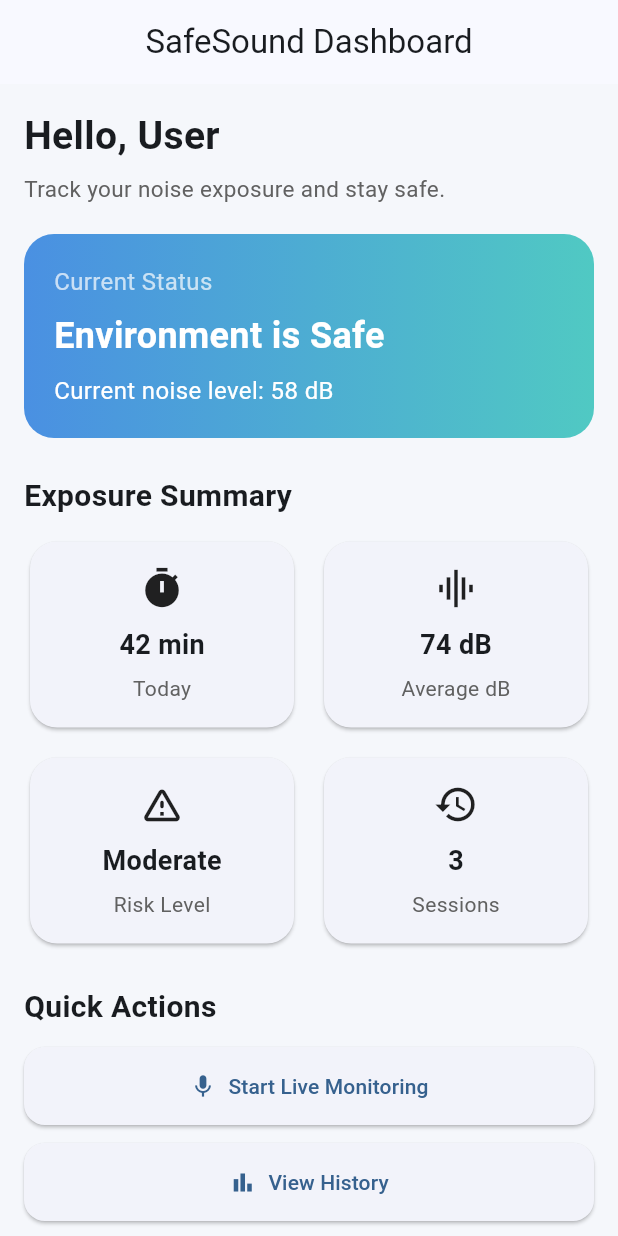
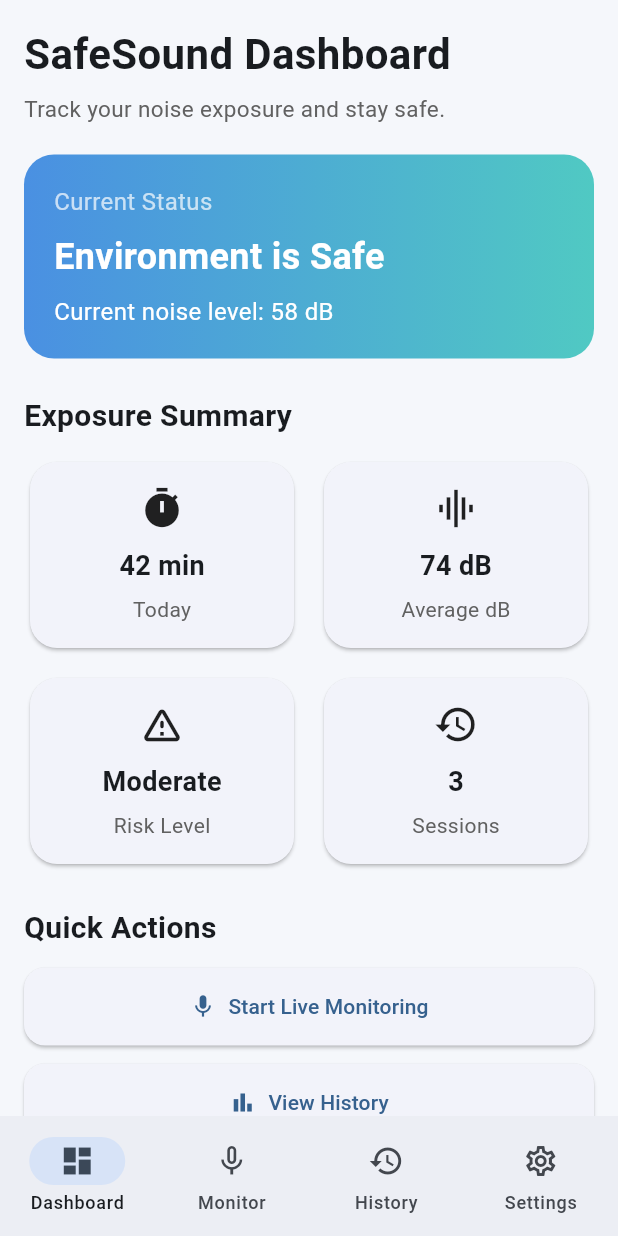
Before and after one commit to vnjayasingha2004/safesound-app, a Flutter app: the screen it shows after launch, on a phone screen of 412 x 824 dp. Run offline on Flutter 3.47's test engine with Material 3 defaults, Android fonts, the phone set to English and light mode, and no system bars.

Commit message:
Add bottom navigation and main app pages

```diff
--- a/lib/main.dart
+++ b/lib/main.dart
@@ -1,5 +1,5 @@
 import 'package:flutter/material.dart';
-import 'screens/dashboard_screen.dart';
+import 'screens/main_navigation.dart';
 
 void main() {
   runApp(const SafeSoundApp());
@@ -18,7 +18,7 @@ class SafeSoundApp extends StatelessWidget {
         colorScheme: ColorScheme.fromSeed(seedColor: Colors.blue),
         scaffoldBackgroundColor: const Color(0xFFF5F7FB),
       ),
-      home: const DashboardScreen(),
+      home: const MainNavigation(),
     );
   }
 }
--- a/lib/screens/dashboard_screen.dart
+++ b/lib/screens/dashboard_screen.dart
@@ -1,23 +1,21 @@
 import 'package:flutter/material.dart';
 
 class DashboardScreen extends StatelessWidget {
-  const DashboardScreen({super.key});
+  final ValueChanged<int> onTabSelected;
+
+  const DashboardScreen({super.key, required this.onTabSelected});
 
   @override
   Widget build(BuildContext context) {
-    return Scaffold(
-      appBar: AppBar(
-        title: const Text('SafeSound Dashboard'),
-        centerTitle: true,
-      ),
-      body: SingleChildScrollView(
+    return SafeArea(
+      child: SingleChildScrollView(
         padding: const EdgeInsets.all(16),
         child: Column(
           crossAxisAlignment: CrossAxisAlignment.start,
           children: [
             const Text(
-              'Hello, User',
-              style: TextStyle(fontSize: 26, fontWeight: FontWeight.bold),
+              'SafeSound Dashboard',
+              style: TextStyle(fontSize: 28, fontWeight: FontWeight.bold),
             ),
             const SizedBox(height: 6),
             Text(
@@ -116,21 +114,21 @@ class DashboardScreen extends StatelessWidget {
             const SizedBox(height: 12),
 
             _buildActionButton(
-              context,
               label: 'Start Live Monitoring',
               icon: Icons.mic,
+              onPressed: () => onTabSelected(1),
             ),
             const SizedBox(height: 12),
             _buildActionButton(
-              context,
               label: 'View History',
               icon: Icons.bar_chart,
+              onPressed: () => onTabSelected(2),
             ),
             const SizedBox(height: 12),
             _buildActionButton(
-              context,
               label: 'Open Settings',
               icon: Icons.settings,
+              onPressed: () => onTabSelected(3),
             ),
 
             const SizedBox(height: 24),
@@ -186,19 +184,15 @@ class DashboardScreen extends StatelessWidget {
     );
   }
 
-  Widget _buildActionButton(
-    BuildContext context, {
+  Widget _buildActionButton({
     required String label,
     required IconData icon,
+    required VoidCallback onPressed,
   }) {
     return SizedBox(
       width: double.infinity,
       child: ElevatedButton.icon(
-        onPressed: () {
-          ScaffoldMessenger.of(
-            context,
-          ).showSnackBar(SnackBar(content: Text('$label tapped')));
-        },
+        onPressed: onPressed,
         icon: Icon(icon),
         label: Text(label),
         style: ElevatedButton.styleFrom(
--- /dev/null
+++ b/lib/screens/main_navigation.dart
@@ -0,0 +1,68 @@
+import 'package:flutter/material.dart';
+import 'dashboard_screen.dart';
+import 'live_monitor_screen.dart';
+import 'history_screen.dart';
+import 'settings_screen.dart';
+
+class MainNavigation extends StatefulWidget {
+  const MainNavigation({super.key});
+
+  @override
+  State<MainNavigation> createState() => _MainNavigationState();
+}
+
+class _MainNavigationState extends State<MainNavigation> {
+  int _currentIndex = 0;
+
+  late final List<Widget> _pages;
+
+  @override
+  void initState() {
+    super.initState();
+    _pages = [
+      DashboardScreen(onTabSelected: _onItemTapped),
+      const LiveMonitorScreen(),
+      const HistoryScreen(),
+      const SettingsScreen(),
+    ];
+  }
+
+  void _onItemTapped(int index) {
+    setState(() {
+      _currentIndex = index;
+    });
+  }
+
+  @override
+  Widget build(BuildContext context) {
+    return Scaffold(
+      body: IndexedStack(index: _currentIndex, children: _pages),
+      bottomNavigationBar: NavigationBar(
+        selectedIndex: _currentIndex,
+        onDestinationSelected: _onItemTapped,
+        destinations: const [
+          NavigationDestination(
+            icon: Icon(Icons.dashboard_outlined),
+            selectedIcon: Icon(Icons.dashboard),
+            label: 'Dashboard',
+          ),
+          NavigationDestination(
+            icon: Icon(Icons.mic_none),
+            selectedIcon: Icon(Icons.mic),
+            label: 'Monitor',
+          ),
+          NavigationDestination(
+            icon: Icon(Icons.history_outlined),
+            selectedIcon: Icon(Icons.history),
+            label: 'History',
+          ),
+          NavigationDestination(
+            icon: Icon(Icons.settings_outlined),
+            selectedIcon: Icon(Icons.settings),
+            label: 'Settings',
+          ),
+        ],
+      ),
+    );
+  }
+}
```
Also changed, not shown: lib/screens/history_screen.dart (added, +48 -0 lines), lib/screens/live_monitor_screen.dart (added, +97 -0 lines), lib/screens/settings_screen.dart (added, +60 -0 lines).
